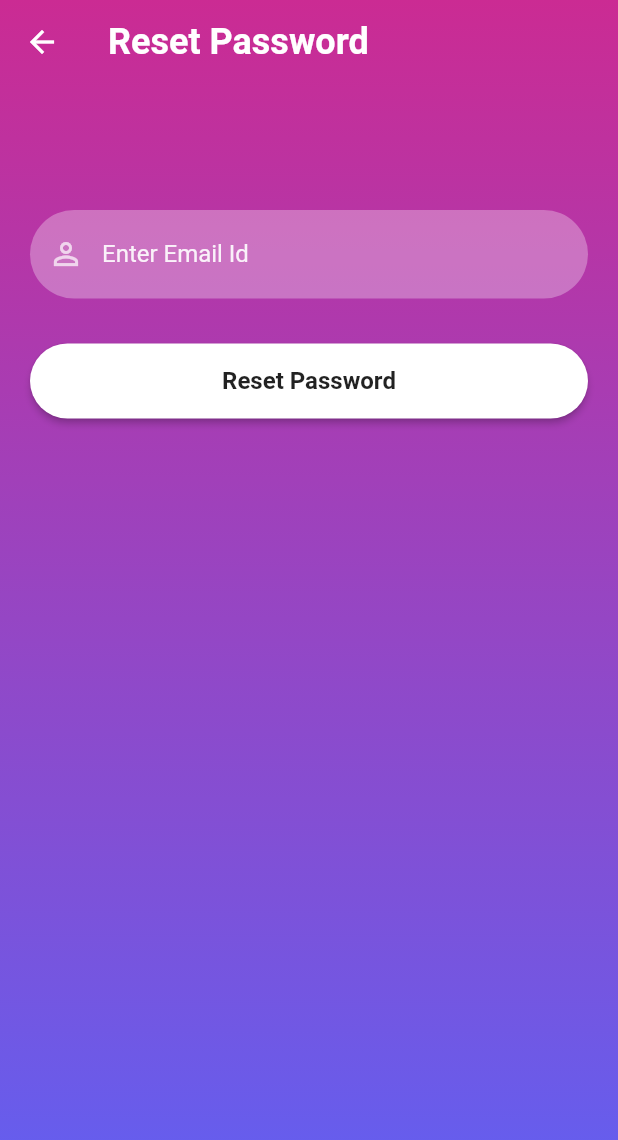
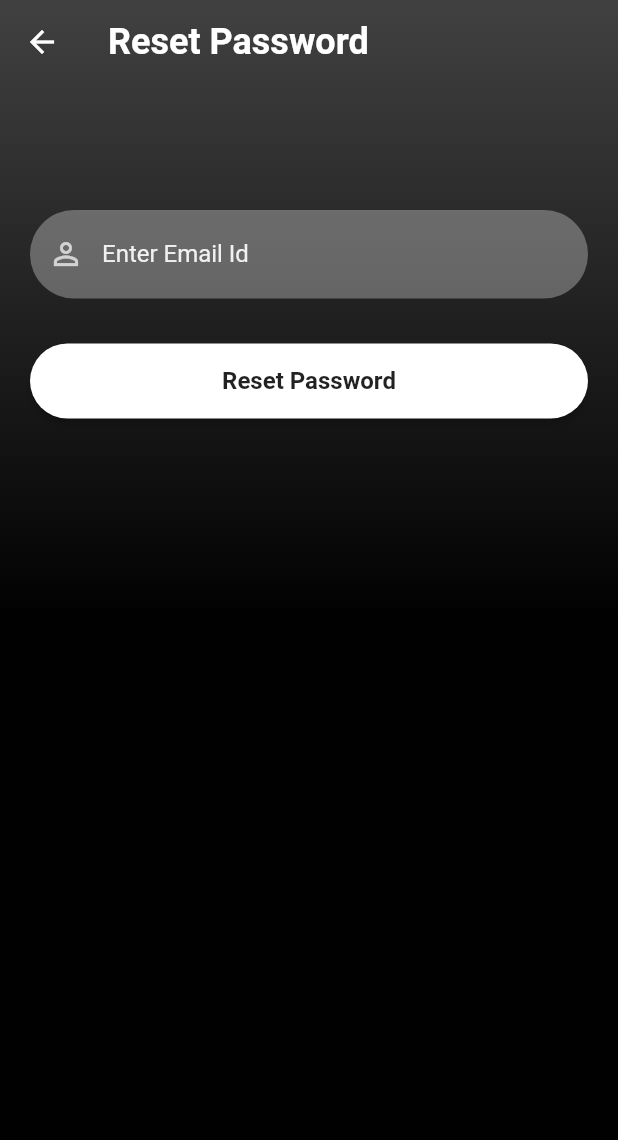
Before and after one commit to BluForte/curare_new, a Flutter app: the ResetPassword screen opened directly, on a phone screen of 412 x 824 dp. Shown: the top 1140 px of the screen. Run offline on Flutter 3.47's test engine with Material 2 defaults, Android fonts, the phone set to English and light mode, and no system bars; our stand-ins replace cloud_firestore, curved_navigation_bar, firebase_auth, firebase_core, lottie, parse_server_sdk_flutter; accounts and stored records are empty.

Commit message:
reset pswd updated

```diff
--- a/lib/screens/reset_password.dart
+++ b/lib/screens/reset_password.dart
@@ -30,9 +30,9 @@ class _ResetPasswordState extends State<ResetPassword> {
           height: MediaQuery.of(context).size.height,
           decoration: BoxDecoration(
               gradient: LinearGradient(colors: [
-            hexStringToColor("CB2B93"),
-            hexStringToColor("9546C4"),
-            hexStringToColor("5E61F4")
+            hexStringToColor("414141"),
+            hexStringToColor("010101"),
+            hexStringToColor("010101")
           ], begin: Alignment.topCenter, end: Alignment.bottomCenter)),
           child: SingleChildScrollView(
               child: Padding(
```
